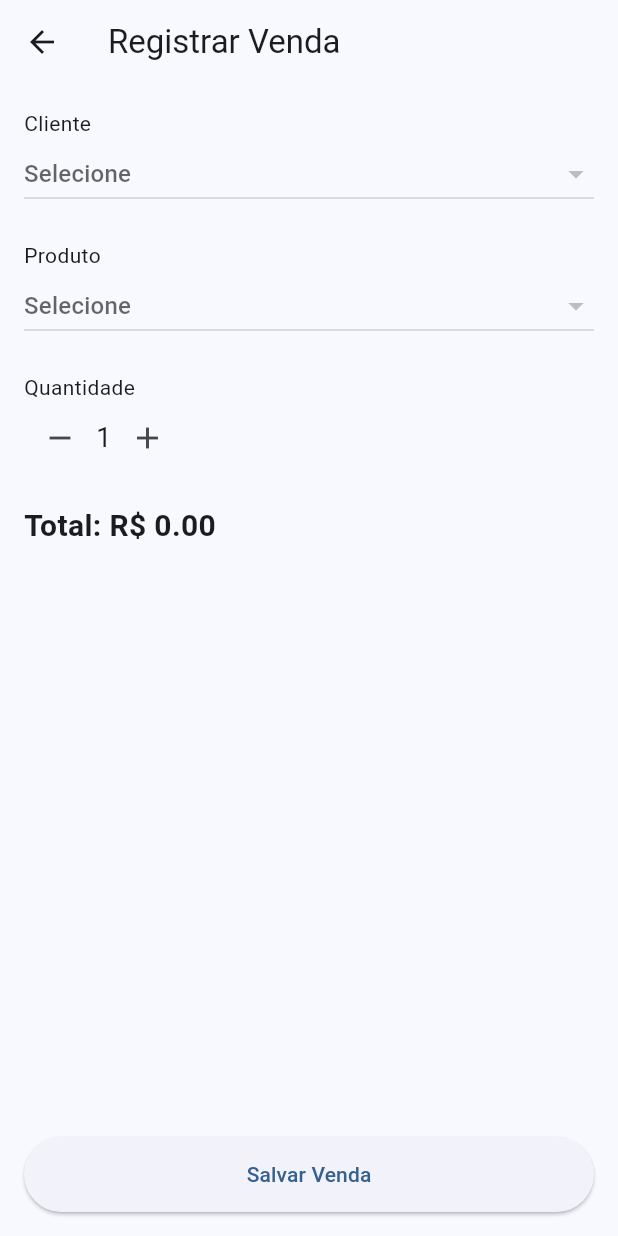
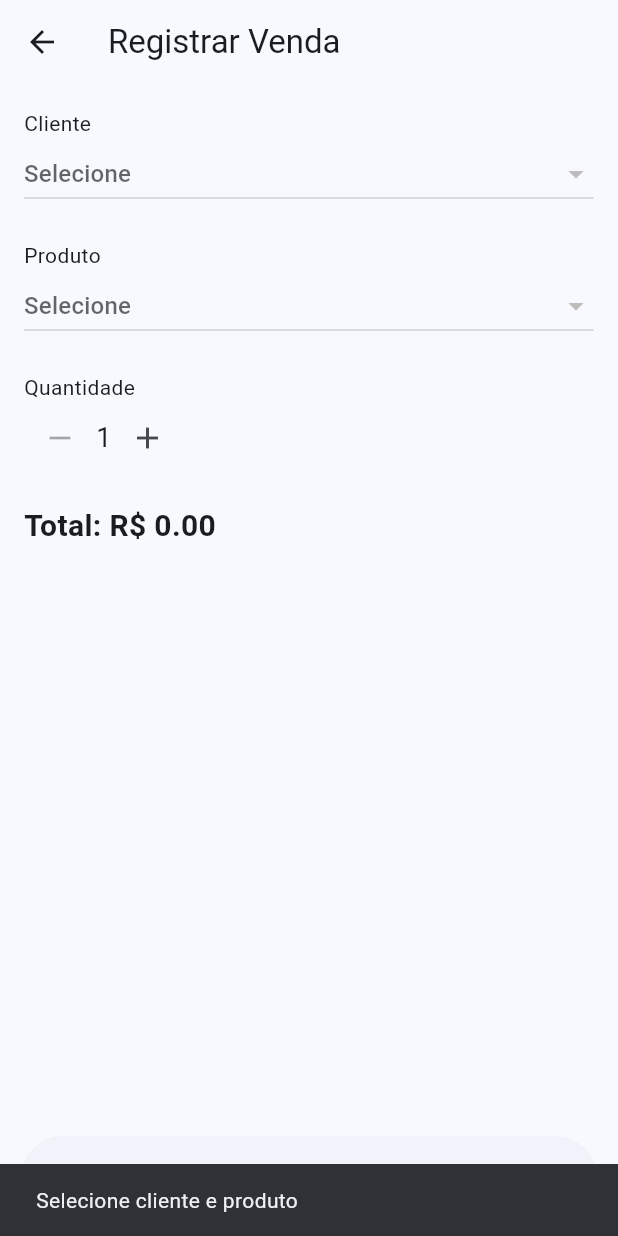
Before and after one commit to crystybarros/app_vendas, a Flutter app: the SalePage screen opened directly, after a tap on the "add" icon, after a tap on the "remove" icon, after a tap on "Salvar Venda", on a phone screen of 412 x 824 dp. Run offline on Flutter 3.47's test engine with Material 3 defaults, Android fonts, the light colour scheme and no system bars; our stand-ins replace connectivity_plus, hive, hive_flutter, shelf; missing offline and left inert: shelf_router, sqlite3; accounts and stored records are empty.

Commit message:
Ajuste registro de venda

```diff
--- a/venda_app/lib/pages/sale_page.dart
+++ b/venda_app/lib/pages/sale_page.dart
@@ -1,10 +1,13 @@
 import 'package:flutter/material.dart';
+
 import '../models/client.dart';
 import '../models/product.dart';
 import '../models/sale.dart';
+
 import '../storage/hive_client.dart';
 import '../storage/hive_product.dart';
 import '../storage/hive_sale.dart';
+
 import '../services/sync_service.dart';
 
 class SalePage extends StatefulWidget {
@@ -17,46 +20,52 @@ class SalePage extends StatefulWidget {
 class _SalePageState extends State<SalePage> {
   dynamic selectedClientKey;
   dynamic selectedProductKey;
+
   int quantity = 1;
   double price = 0.0;
   double total = 0.0;
 
-  final sync = SyncService();
+  final SyncService sync = SyncService();
 
+  /// Calcula o total (SEM setState)
   void calculateTotal() {
-    setState(() {
     total = price * quantity;
-    });
   }
 
-  Future saveSale() async {
-    if (selectedClientKey == null || selectedProductKey == null) return;
+  /// Salva a venda e limpa o formulário
+  Future<void> saveSale() async {
+    if (selectedClientKey == null || selectedProductKey == null) {
+      ScaffoldMessenger.of(context).showSnackBar(
+        const SnackBar(content: Text("Selecione cliente e produto")),
+      );
+      return;
+    }
 
-    final productBox = HiveProductDB.box();
-    final product = productBox.get(selectedProductKey)!;
-
-    await HiveSaleDB.add(Sale(
-      clientId: selectedClientKey, // chave real do Hive
-      productId: selectedProductKey, // chave real do Hive
+    await HiveSaleDB.add(
+      Sale(
+        clientId: selectedClientKey,
+        productId: selectedProductKey,
         quantity: quantity,
         total: total,
         synced: false,
-    ));
+      ),
+    );
 
     await sync.syncSales();
 
-    // Resetar campos
+    if (!mounted) return;
+
+    /// RESET TOTAL DO FORMULÁRIO
     setState(() {
       selectedClientKey = null;
       selectedProductKey = null;
       quantity = 1;
-      price = 0;
-      total = 0;
+      price = 0.0;
+      total = 0.0;
     });
 
-    // Mostrar mensagem
     ScaffoldMessenger.of(context).showSnackBar(
-      const SnackBar(content: Text("Venda salva!")),
+      const SnackBar(content: Text("Venda salva com sucesso!")),
     );
   }
 
@@ -72,37 +81,39 @@ class _SalePageState extends State<SalePage> {
         child: Column(
           crossAxisAlignment: CrossAxisAlignment.start,
           children: [
-            // CLIENTE
+            /// CLIENTE
             const Text("Cliente"),
             DropdownButton<dynamic>(
               value: selectedClientKey,
               hint: const Text("Selecione"),
               isExpanded: true,
               items: clientBox.keys.map((key) {
-                final c = clientBox.get(key)!;
+                final Client c = clientBox.get(key)!;
                 return DropdownMenuItem(
                   value: key,
                   child: Text(c.name),
                 );
               }).toList(),
               onChanged: (value) {
-                setState(() => selectedClientKey = value);
+                setState(() {
+                  selectedClientKey = value;
+                });
               },
             ),
 
             const SizedBox(height: 20),
 
-            // PRODUTO
+            /// PRODUTO
             const Text("Produto"),
             DropdownButton<dynamic>(
               value: selectedProductKey,
               hint: const Text("Selecione"),
               isExpanded: true,
               items: productBox.keys.map((key) {
-                final p = productBox.get(key)!;
+                final Product p = productBox.get(key)!;
                 return DropdownMenuItem(
                   value: key,
-                  child: Text("${p.name} (R\$ ${p.price})"),
+                  child: Text("${p.name} (R\$ ${p.price.toStringAsFixed(2)})"),
                 );
               }).toList(),
               onChanged: (value) {
@@ -116,22 +127,25 @@ class _SalePageState extends State<SalePage> {
 
             const SizedBox(height: 20),
 
-            // QUANTIDADE
+            /// QUANTIDADE
             const Text("Quantidade"),
             Row(
               children: [
                 IconButton(
                   icon: const Icon(Icons.remove),
-                  onPressed: () {
-                    if (quantity > 1) {
+                  onPressed: quantity > 1
+                      ? () {
                           setState(() {
                             quantity--;
                             calculateTotal();
                           });
                         }
-                  },
+                      : null,
                 ),
-                Text(quantity.toString(), style: const TextStyle(fontSize: 18)),
+                Text(
+                  quantity.toString(),
+                  style: const TextStyle(fontSize: 18),
+                ),
                 IconButton(
                   icon: const Icon(Icons.add),
                   onPressed: () {
@@ -146,22 +160,25 @@ class _SalePageState extends State<SalePage> {
 
             const SizedBox(height: 20),
 
-            // TOTAL
+            /// TOTAL
             Text(
               "Total: R\$ ${total.toStringAsFixed(2)}",
-              style: const TextStyle(fontSize: 20, fontWeight: FontWeight.bold),
+              style: const TextStyle(
+                fontSize: 20,
+                fontWeight: FontWeight.bold,
+              ),
             ),
 
             const Spacer(),
 
-            // BOTÃO SALVAR
+            /// BOTÃO SALVAR
             ElevatedButton(
               onPressed: saveSale,
               style: ElevatedButton.styleFrom(
                 minimumSize: const Size(double.infinity, 50),
               ),
               child: const Text("Salvar Venda"),
-            )
+            ),
           ],
         ),
       ),
```
Lines whose indentation alone changed are shown as unchanged.
